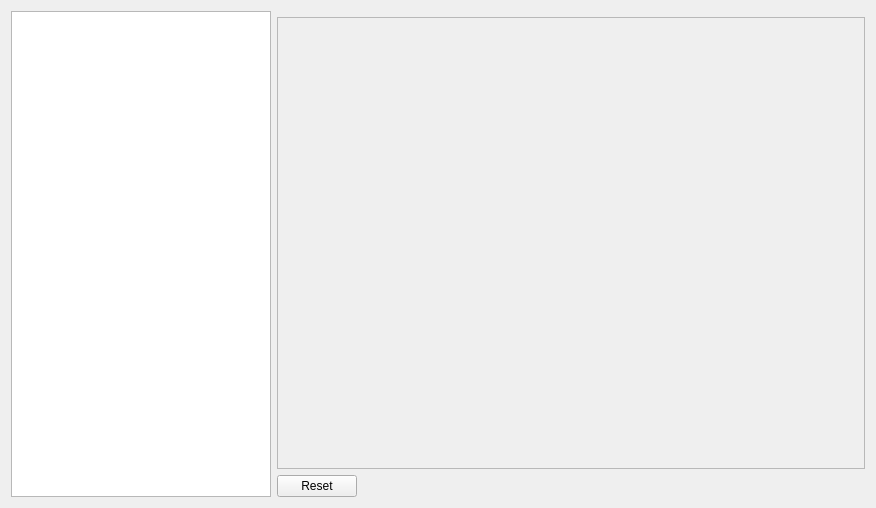
Qt form source/wnd/roboconfig.ui (ww4u/mct-t4) before a commit.
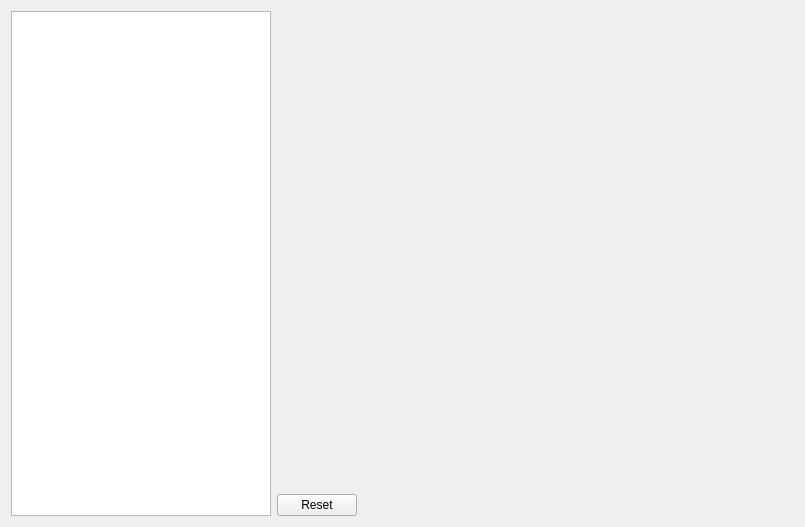
The same form after that commit.

The edit to the form file:
```diff
--- a/source/wnd/roboconfig.ui
+++ b/source/wnd/roboconfig.ui
@@ -6,8 +6,8 @@
    <rect>
     <x>0</x>
     <y>0</y>
-    <width>876</width>
-    <height>508</height>
+    <width>805</width>
+    <height>527</height>
    </rect>
   </property>
   <property name="sizePolicy">
@@ -76,6 +76,12 @@
    </item>
    <item row="2" column="1">
     <widget class="QScrollArea" name="scrollArea">
+     <property name="frameShape">
+      <enum>QFrame::NoFrame</enum>
+     </property>
+     <property name="frameShadow">
+      <enum>QFrame::Plain</enum>
+     </property>
      <property name="widgetResizable">
       <bool>true</bool>
      </property>
@@ -84,38 +90,34 @@
        <rect>
         <x>0</x>
         <y>0</y>
-        <width>590</width>
-        <height>453</height>
+        <width>521</width>
+        <height>474</height>
        </rect>
       </property>
-      <widget class="QStackedWidget" name="stackedWidget">
-       <property name="geometry">
-        <rect>
-         <x>0</x>
-         <y>0</y>
-         <width>591</width>
-         <height>451</height>
-        </rect>
-       </property>
-       <property name="sizePolicy">
-        <sizepolicy hsizetype="Preferred" vsizetype="Preferred">
-         <horstretch>0</horstretch>
-         <verstretch>0</verstretch>
-        </sizepolicy>
-       </property>
-       <property name="minimumSize">
-        <size>
-         <width>0</width>
-         <height>0</height>
-        </size>
-       </property>
-       <property name="maximumSize">
-        <size>
-         <width>16777215</width>
-         <height>16777215</height>
-        </size>
-       </property>
-      </widget>
+      <layout class="QVBoxLayout" name="verticalLayout">
+       <item>
+        <widget class="QStackedWidget" name="stackedWidget">
+         <property name="sizePolicy">
+          <sizepolicy hsizetype="Expanding" vsizetype="Expanding">
+           <horstretch>1</horstretch>
+           <verstretch>1</verstretch>
+          </sizepolicy>
+         </property>
+         <property name="minimumSize">
+          <size>
+           <width>0</width>
+           <height>0</height>
+          </size>
+         </property>
+         <property name="maximumSize">
+          <size>
+           <width>16777215</width>
+           <height>16777215</height>
+          </size>
+         </property>
+        </widget>
+       </item>
+      </layout>
      </widget>
     </widget>
    </item>
```
Left out of the diff: 32 changed lines with no effect on the pictures.
